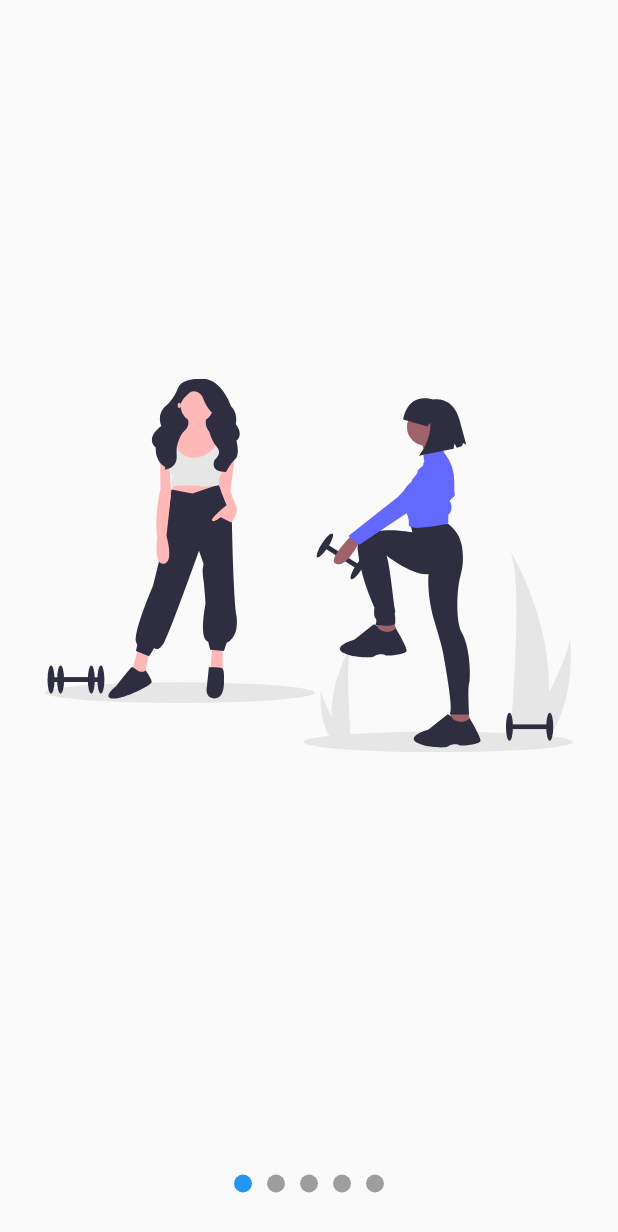
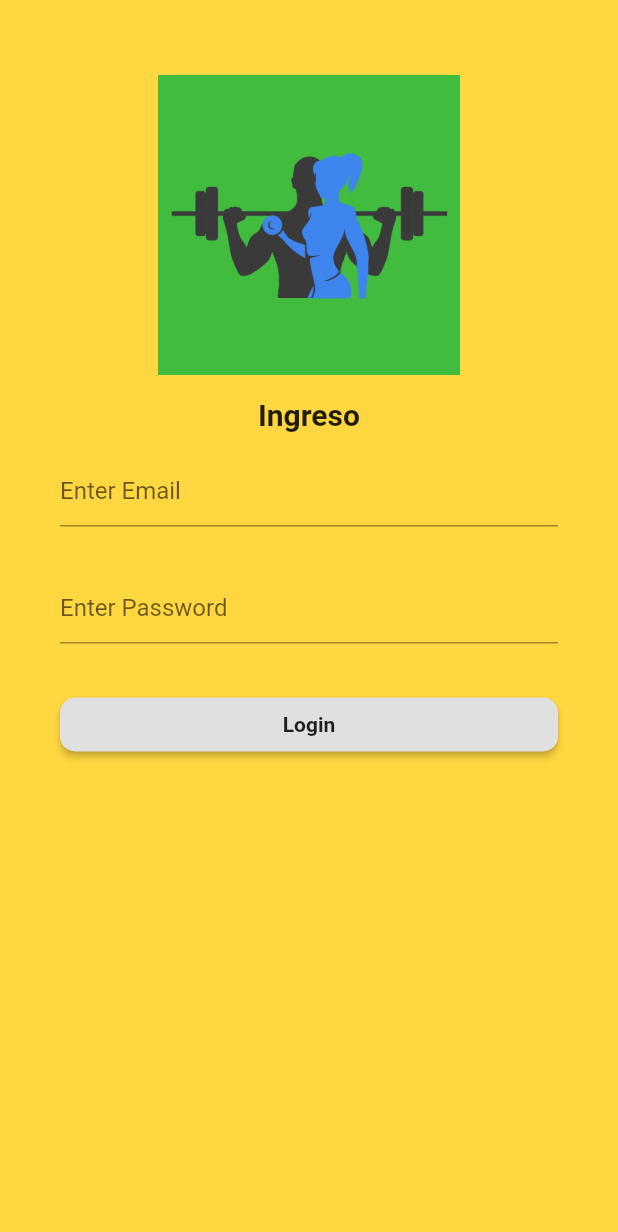
Before and after one commit to keremyalex/proyectosoftware, a Flutter app: the screen it shows after launch, on a phone screen of 412 x 824 dp. Shown: the top 1232 px of the screen. Run offline on Flutter 3.47's test engine with Material 2 defaults, Android fonts, the phone set to English and light mode, and no system bars; our stand-ins replace flutter_svg.

Commit message:
primer login apariencia

```diff
--- a/lib/main.dart
+++ b/lib/main.dart
@@ -1,9 +1,10 @@
 import 'package:flutter/material.dart';
 import 'package:flutter/rendering.dart';
+import 'package:proyectosoftware/pages/inicio_page.dart';
 import 'package:proyectosoftware/pages/slideshow_page.dart';
 
 void main() {
-  debugPaintSizeEnabled = true;
+  debugPaintSizeEnabled = false;
   runApp(MyApp());
 }
 
@@ -13,8 +14,11 @@ class MyApp extends StatelessWidget {
     return MaterialApp(
       debugShowCheckedModeBanner: false,
       title: 'Gimnasio Software',
-      initialRoute: 'SlideShowPage',
-      routes: {'SlideShowPage': (context) => SlideShowPage()},
+      initialRoute: 'InicioPage',
+      routes: {
+        'SlideShowPage': (context) => SlideShowPage(),
+        'InicioPage': (context) => InicioPage(),
+      },
     );
   }
 }
--- /dev/null
+++ b/lib/pages/inicio_page.dart
@@ -0,0 +1,98 @@
+import 'package:flutter/material.dart';
+
+class InicioPage extends StatefulWidget {
+  @override
+  _InicioPageState createState() => _InicioPageState();
+}
+
+class _InicioPageState extends State<InicioPage> {
+  @override
+  Widget build(BuildContext context) {
+    return Scaffold(
+      backgroundColor: Colors.amberAccent,
+      body: SafeArea(
+        child: Column(
+          children: <Widget>[
+            Logo(),
+            Container(
+              padding: EdgeInsets.only(top: 15, bottom: 15),
+              child: Text(
+                'Ingreso',
+                style: TextStyle(fontSize: 20, fontWeight: FontWeight.bold),
+              ),
+            ),
+            Container(
+              child: Column(
+                children: <Widget>[
+                  Email(),
+                  SizedBox(
+                    height: 30,
+                  ),
+                  Password(),
+                  SizedBox(
+                    height: 30,
+                  ),
+                  BotonLogin(),
+                ],
+              ),
+            ),
+          ],
+        ),
+      ),
+    );
+  }
+}
+
+class BotonLogin extends StatelessWidget {
+  @override
+  Widget build(BuildContext context) {
+    return Container(
+      padding: EdgeInsets.only(left: 40, right: 40),
+      width: double.infinity,
+      child: RaisedButton(
+          shape:
+              RoundedRectangleBorder(borderRadius: BorderRadius.circular(10)),
+          child: Text(
+            'Login',
+            style: TextStyle(fontWeight: FontWeight.bold),
+          ),
+          onPressed: () {}),
+    );
+  }
+}
+
+class Password extends StatelessWidget {
+  @override
+  Widget build(BuildContext context) {
+    return Container(
+      padding: EdgeInsets.only(left: 40, right: 40),
+      child: TextField(
+        decoration: InputDecoration(hintText: 'Enter Password'),
+      ),
+    );
+  }
+}
+
+class Email extends StatelessWidget {
+  @override
+  Widget build(BuildContext context) {
+    return Container(
+      padding: EdgeInsets.only(left: 40, right: 40),
+      child: TextField(
+        decoration: InputDecoration(hintText: 'Enter Email'),
+      ),
+    );
+  }
+}
+
+class Logo extends StatelessWidget {
+  @override
+  Widget build(BuildContext context) {
+    return Container(
+      height: 250.0,
+      width: double.infinity,
+      padding: EdgeInsets.only(top: 50),
+      child: Image.asset('assets/svgs/logo-gym.png'),
+    );
+  }
+}
--- a/lib/widgets/slideshow.dart
+++ b/lib/widgets/slideshow.dart
@@ -38,8 +38,7 @@ class __SlidesState extends State<_Slides> {
   void initState() {
     super.initState();
     pageViewController.addListener(() {
-      print('Página Actual: ${pageViewController.page}');
-
+      //print('Página Actual: ${pageViewController.page}');
       Provider.of<SliderModel>(context, listen: false).currentPage =
           pageViewController.page;
     });
```
Also changed, not shown: lib/pages/slideshow_page.dart (+38 -0 lines), assets/svgs/logo-gym.png (added).
